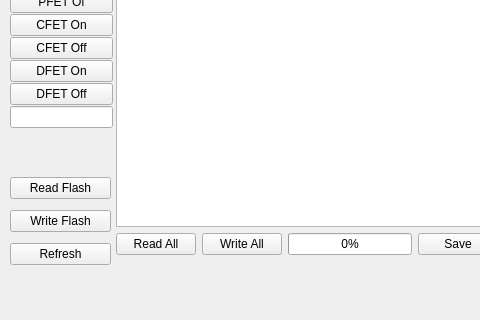
This is mainwindow.ui in lmdpua/A2168_Laptop_Battery_Flasher_on_CP2112 as Qt 5 draws it before an edit; both pictures show x 0 to 480 and y 280 to 600 of the 1024 by 600 pixel window. The edited form follows.
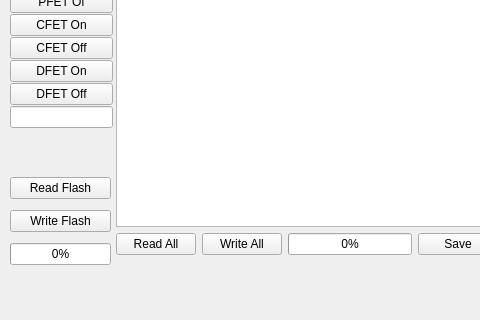
This is the edited form. The open tabs and pages were chosen to show the change.

Commit message: Flash Detail Display

Diff of the .ui file:
```diff
--- a/mainwindow.ui
+++ b/mainwindow.ui
@@ -1687,9 +1687,12 @@
       </widget>
      </item>
      <item>
-      <widget class="QPushButton" name="button_InLayourRefresh">
-       <property name="text">
-        <string>Refresh</string>
+      <widget class="QProgressBar" name="progressBarFlashDelailed">
+       <property name="maximum">
+        <number>65</number>
+       </property>
+       <property name="value">
+        <number>0</number>
        </property>
       </widget>
      </item>
```
Left out of the diff: 2 changed lines with no effect on the pictures. The commit also changes 5 other files.
